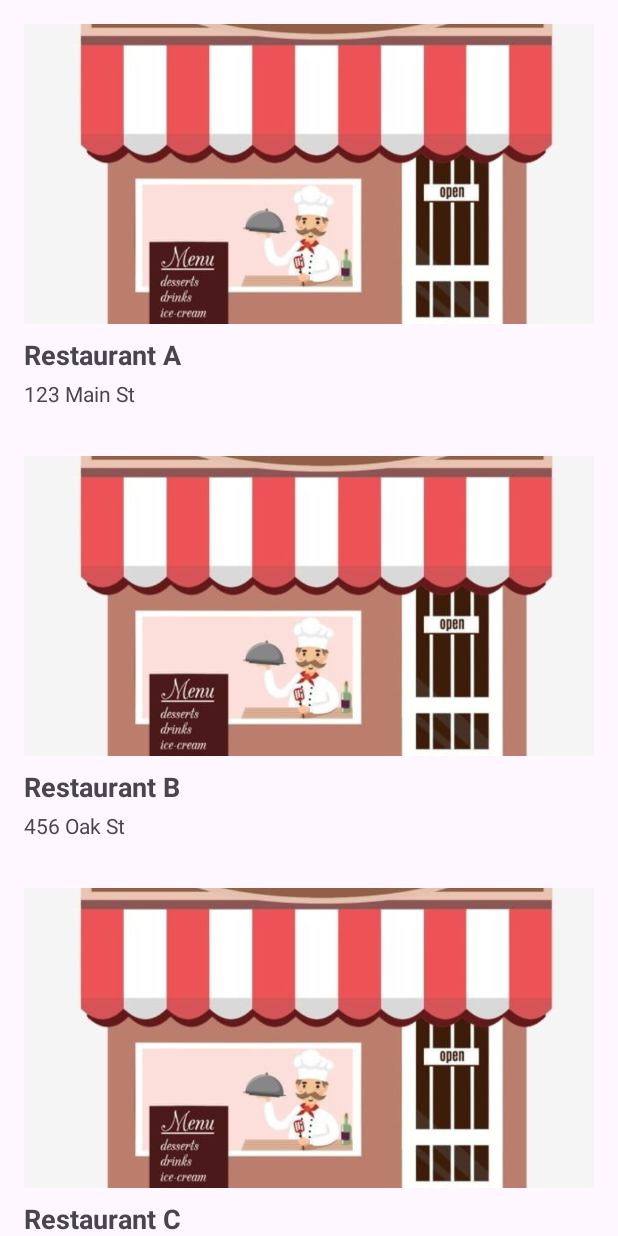
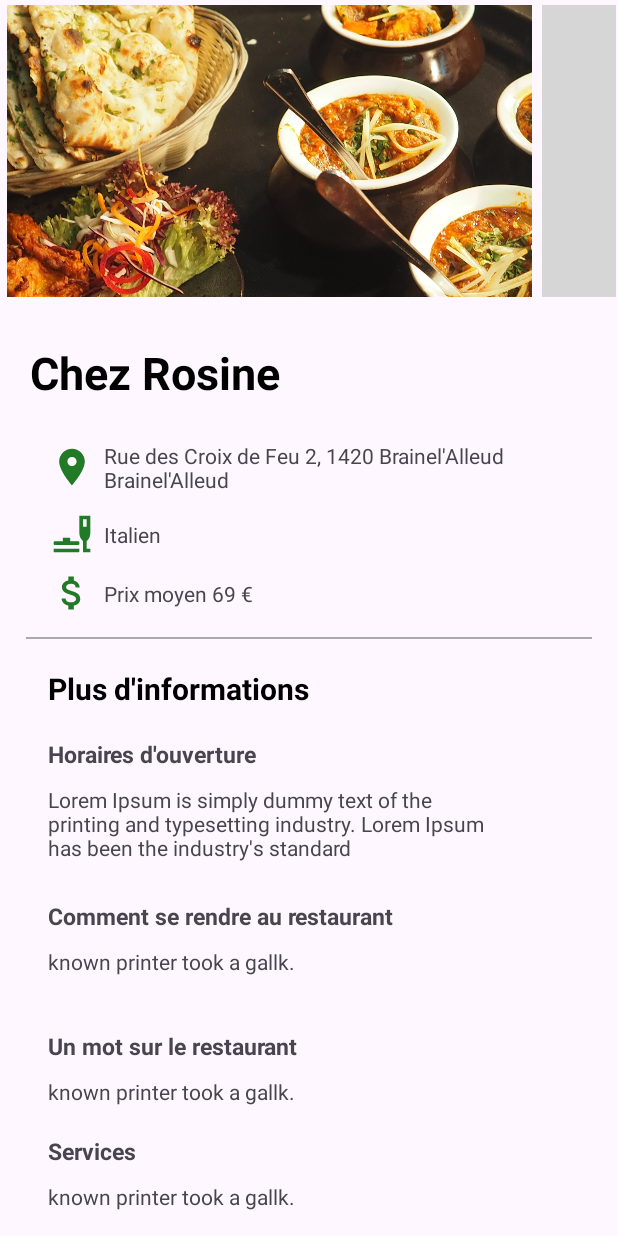
Before and after one commit to noura1133/projet-reservation-BELGAID-BENALI, an Android app: the screen it shows after launch (MainActivity before the commit, Details after it), on a phone screen of 412 x 824 dp. Run offline under Robolectric (Android 15) with nearby library versions, the phone set to English and light mode, and no system bars; grey boxes are pictures that could not be loaded.

Commit message:
ajout page details

```diff
--- a/app/src/main/AndroidManifest.xml
+++ b/app/src/main/AndroidManifest.xml
@@ -13,6 +13,9 @@
         android:theme="@style/Theme.ProjetReservation"
         tools:targetApi="31">
         <activity
+            android:name=".Details"
+            android:exported="false" />
+        <activity
             android:name=".MainActivity"
             android:exported="true">
             <intent-filter>
--- /dev/null
+++ b/app/src/main/java/reservation/ut3/projetreservation/Details.java
@@ -0,0 +1,37 @@
+package reservation.ut3.projetreservation;
+
+import androidx.appcompat.app.AppCompatActivity;
+import androidx.recyclerview.widget.LinearLayoutManager;
+import androidx.recyclerview.widget.RecyclerView;
+
+import android.os.Bundle;
+import android.widget.ImageView;
+import android.widget.TextView;
+
+public class Details extends AppCompatActivity {
+
+    private ImageView image_resto;
+    private TextView nom_resto ;
+    private RecyclerView photoRecyclerView;
+
+    @Override
+    protected void onCreate(Bundle savedInstanceState) {
+        super.onCreate(savedInstanceState);
+        setContentView(R.layout.activity_details);
+
+        //image_resto = findViewById(R.id.image_resto);
+        //nom_resto = findViewById(R.id.nom_resto);
+
+        photoRecyclerView = findViewById(R.id.photoRecyclerView);
+
+        // Configurez le LinearLayoutManager horizontal
+        LinearLayoutManager layoutManager = new LinearLayoutManager(this, LinearLayoutManager.HORIZONTAL, false);
+        photoRecyclerView.setLayoutManager(layoutManager);
+
+        // Créez et configurez votre adaptateur pour la liste de photos (à implémenter)
+        PhotoAdapter photoAdapter = new PhotoAdapter(this);
+        photoRecyclerView.setAdapter(photoAdapter);
+
+
+    }
+}
--- a/app/src/main/java/reservation/ut3/projetreservation/MainActivity.java
+++ b/app/src/main/java/reservation/ut3/projetreservation/MainActivity.java
@@ -4,6 +4,7 @@ import androidx.appcompat.app.AppCompatActivity;
 import androidx.recyclerview.widget.LinearLayoutManager;
 import androidx.recyclerview.widget.RecyclerView;
 
+import android.content.Intent;
 import android.os.Bundle;
 
 import java.util.ArrayList;
@@ -17,15 +18,19 @@ public class MainActivity extends AppCompatActivity {
         super.onCreate(savedInstanceState);
         setContentView(R.layout.activity_main);
 
-        RecyclerView recyclerView = findViewById(R.id.recyclerView);
+        Intent intent = new Intent(this, Details.class);
+        startActivity(intent);
+
+
+        /*RecyclerView recyclerView = findViewById(R.id.recyclerView);
         recyclerView.setLayoutManager(new LinearLayoutManager(this));
 
         List<RestaurantModel> restaurantList = generateRestaurantList(); // Méthode pour générer des données de test
         RestaurantAdapter restaurantAdapter = new RestaurantAdapter(restaurantList);
-        recyclerView.setAdapter(restaurantAdapter);
+        recyclerView.setAdapter(restaurantAdapter);*/
     }
 
-    private List<RestaurantModel> generateRestaurantList() {
+    /*private List<RestaurantModel> generateRestaurantList() {
         List<RestaurantModel> restaurantList = new ArrayList<>();
         // Ajoute des exemples de restaurants à la liste
         restaurantList.add(new RestaurantModel("Restaurant A", "123 Main St", R.drawable.restaurant_default_image));
@@ -35,5 +40,5 @@ public class MainActivity extends AppCompatActivity {
 
         // Ajoute d'autres restaurants selon tes besoins
         return restaurantList;
-    }
+    }*/
 }
--- /dev/null
+++ b/app/src/main/java/reservation/ut3/projetreservation/PhotoAdapter.java
@@ -0,0 +1,46 @@
+package reservation.ut3.projetreservation;
+
+import android.content.Context;
+import android.view.LayoutInflater;
+import android.view.View;
+import android.view.ViewGroup;
+import android.widget.ImageView;
+
+import androidx.annotation.NonNull;
+import androidx.recyclerview.widget.RecyclerView;
+
+public class PhotoAdapter extends RecyclerView.Adapter<PhotoAdapter.PhotoViewHolder> {
+
+    private Context context;
+    private int[] photos = { R.drawable.img1, R.drawable.img2, R.drawable.img3, R.drawable.img4  };
+
+    public PhotoAdapter(Context context) {
+        this.context = context;
+    }
+
+    @NonNull
+    @Override
+    public PhotoViewHolder onCreateViewHolder(@NonNull ViewGroup parent, int viewType) {
+        View view = LayoutInflater.from(parent.getContext()).inflate(R.layout.item_photo, parent, false);
+        return new PhotoViewHolder(view);
+    }
+
+    @Override
+    public void onBindViewHolder(@NonNull PhotoViewHolder holder, int position) {
+        holder.photoImageView.setImageResource(photos[position]);
+    }
+
+    @Override
+    public int getItemCount() {
+        return photos.length;
+    }
+
+    public static class PhotoViewHolder extends RecyclerView.ViewHolder {
+        ImageView photoImageView;
+
+        public PhotoViewHolder(@NonNull View itemView) {
+            super(itemView);
+            photoImageView = itemView.findViewById(R.id.photoImageView);
+        }
+    }
+}
--- /dev/null
+++ b/app/src/main/res/drawable/location_resto.xml
@@ -0,0 +1,5 @@
+<vector android:height="24dp" android:tint="#217A25"
+    android:viewportHeight="24" android:viewportWidth="24"
+    android:width="24dp" xmlns:android="http://schemas.android.com/apk/res/android">
+    <path android:fillColor="@android:color/white" android:pathData="M12,2C8.13,2 5,5.13 5,9c0,5.25 7,13 7,13s7,-7.75 7,-13c0,-3.87 -3.13,-7 -7,-7zM12,11.5c-1.38,0 -2.5,-1.12 -2.5,-2.5s1.12,-2.5 2.5,-2.5 2.5,1.12 2.5,2.5 -1.12,2.5 -2.5,2.5z"/>
+</vector>
--- /dev/null
+++ b/app/src/main/res/drawable/prix_resto.xml
@@ -0,0 +1,5 @@
+<vector android:height="24dp" android:tint="#217A25"
+    android:viewportHeight="24" android:viewportWidth="24"
+    android:width="24dp" xmlns:android="http://schemas.android.com/apk/res/android">
+    <path android:fillColor="@android:color/white" android:pathData="M11.8,10.9c-2.27,-0.59 -3,-1.2 -3,-2.15 0,-1.09 1.01,-1.85 2.7,-1.85 1.78,0 2.44,0.85 2.5,2.1h2.21c-0.07,-1.72 -1.12,-3.3 -3.21,-3.81V3h-3v2.16c-1.94,0.42 -3.5,1.68 -3.5,3.61 0,2.31 1.91,3.46 4.7,4.13 2.5,0.6 3,1.48 3,2.41 0,0.69 -0.49,1.79 -2.7,1.79 -2.06,0 -2.87,-0.92 -2.98,-2.1h-2.2c0.12,2.19 1.76,3.42 3.68,3.83V21h3v-2.15c1.95,-0.37 3.5,-1.5 3.5,-3.55 0,-2.84 -2.43,-3.81 -4.7,-4.4z"/>
+</vector>
--- /dev/null
+++ b/app/src/main/res/drawable/type_resto.xml
@@ -0,0 +1,6 @@
+<vector android:height="24dp" android:tint="#217A25"
+    android:viewportHeight="24" android:viewportWidth="24"
+    android:width="24dp" xmlns:android="http://schemas.android.com/apk/res/android">
+    <path android:fillColor="@android:color/white"
+        android:fillType="evenOdd" android:pathData="M18,8h2V4h-2V8zM15.51,22H2.49C2.22,22 2,21.78 2,21.5V20h14v1.5C16,21.78 15.78,22 15.51,22zM18,15.89l-0.4,-0.42c-1.02,-1.08 -1.6,-2.52 -1.6,-4V2h6v9.51c0,1.46 -0.54,2.87 -1.53,3.94L20,15.97V20h2v2h-4V15.89zM7,16v-2h4v2h4.5c0.28,0 0.5,0.22 0.5,0.5v1c0,0.28 -0.22,0.5 -0.5,0.5h-13C2.22,18 2,17.78 2,17.5v-1C2,16.22 2.22,16 2.5,16H7z"/>
+</vector>
--- /dev/null
+++ b/app/src/main/res/layout/activity_details.xml
@@ -0,0 +1,316 @@
+<?xml version="1.0" encoding="utf-8"?>
+
+
+
+<ScrollView xmlns:android="http://schemas.android.com/apk/res/android"
+    xmlns:app="http://schemas.android.com/apk/res-auto"
+    xmlns:tools="http://schemas.android.com/tools"
+    android:layout_width="match_parent"
+    android:layout_height="match_parent"
+    android:fillViewport="true"
+    tools:context=".Details">
+
+    <androidx.constraintlayout.widget.ConstraintLayout
+        android:layout_width="match_parent"
+        android:layout_height="match_parent"
+        tools:context=".Details">
+
+        <View
+            android:id="@+id/separator"
+            android:layout_width="match_parent"
+            android:layout_height="1dp"
+            android:layout_marginStart="17dp"
+            android:layout_marginTop="19dp"
+            android:layout_marginEnd="17dp"
+            android:background="@android:color/darker_gray"
+            app:layout_constraintEnd_toEndOf="parent"
+            app:layout_constraintStart_toStartOf="parent"
+            app:layout_constraintTop_toBottomOf="@id/prix_resto" />
+
+        <androidx.recyclerview.widget.RecyclerView
+            android:id="@+id/photoRecyclerView"
+            android:layout_width="409dp"
+            android:layout_height="198dp"
+            app:layout_constraintEnd_toEndOf="parent"
+            app:layout_constraintStart_toStartOf="parent"
+            app:layout_constraintTop_toTopOf="parent"
+            android:orientation="horizontal"/>
+        <TextView
+            android:id="@+id/nom_resto"
+            android:layout_width="wrap_content"
+            android:layout_height="wrap_content"
+            android:layout_marginStart="20dp"
+            android:layout_marginTop="30dp"
+            android:text="Chez Rosine"
+            android:textColor="#000000"
+            android:textSize="30sp"
+            android:textStyle="bold"
+            app:layout_constraintStart_toStartOf="parent"
+            app:layout_constraintTop_toBottomOf="@+id/photoRecyclerView" />
+        <TextView
+            android:id="@+id/add_resto"
+            android:layout_width="268dp"
+            android:layout_height="47dp"
+            android:layout_marginStart="5dp"
+            android:gravity="center_vertical"
+            android:text="Rue des Croix de Feu 2, 1420 Brainel'Alleud Brainel'Alleud"
+            app:layout_constraintBottom_toBottomOf="@+id/add_resto_icone"
+            app:layout_constraintStart_toEndOf="@+id/add_resto_icone"
+            app:layout_constraintTop_toTopOf="@+id/add_resto_icone" />
+
+        <ImageView
+            android:id="@+id/add_resto_icone"
+            android:layout_width="32dp"
+            android:layout_height="29dp"
+            android:layout_marginStart="12dp"
+            android:layout_marginTop="28dp"
+            app:layout_constraintStart_toStartOf="@+id/nom_resto"
+            app:layout_constraintTop_toBottomOf="@+id/nom_resto"
+            app:srcCompat="@drawable/location_resto" />
+
+        <ImageView
+            android:id="@+id/type_resto_icone"
+            android:layout_width="32dp"
+            android:layout_height="29dp"
+            android:layout_marginTop="15dp"
+            app:layout_constraintStart_toStartOf="@+id/add_resto_icone"
+            app:layout_constraintTop_toBottomOf="@+id/add_resto_icone"
+            app:srcCompat="@drawable/type_resto" />
+
+        <TextView
+            android:id="@+id/type_resto"
+            android:layout_width="wrap_content"
+            android:layout_height="wrap_content"
+            android:layout_marginStart="5dp"
+            android:gravity="center_vertical"
+            android:text="Italien"
+            app:layout_constraintBottom_toBottomOf="@+id/type_resto_icone"
+            app:layout_constraintStart_toEndOf="@+id/type_resto_icone"
+            app:layout_constraintTop_toTopOf="@+id/type_resto_icone" />
+
+        <ImageView
+            android:id="@+id/prix_resto_icone"
+            android:layout_width="32dp"
+            android:layout_height="29dp"
+            android:layout_marginTop="10dp"
+            app:layout_constraintStart_toStartOf="@+id/type_resto_icone"
+            app:layout_constraintTop_toBottomOf="@+id/type_resto_icone"
+            app:srcCompat="@drawable/prix_resto" />
+
+        <TextView
+            android:id="@+id/prix_resto"
+            android:layout_width="wrap_content"
+            android:layout_height="wrap_content"
+            android:layout_marginStart="5dp"
+            android:gravity="center_vertical"
+            android:text="Prix moyen 69 €"
+            app:layout_constraintBottom_toBottomOf="@+id/prix_resto_icone"
+            app:layout_constraintStart_toEndOf="@+id/prix_resto_icone"
+            app:layout_constraintTop_toTopOf="@+id/prix_resto_icone" />
+
+        <View
+            android:id="@+id/separator"
+            android:layout_width="match_parent"
+            android:layout_height="1dp"
+            android:layout_marginStart="17dp"
+            android:layout_marginTop="19dp"
+            android:layout_marginEnd="17dp"
+            android:background="@android:color/darker_gray"
+            app:layout_constraintEnd_toEndOf="parent"
+            app:layout_constraintStart_toStartOf="parent"
+            app:layout_constraintTop_toBottomOf="@id/prix_resto" />
+
+        <TextView
+            android:id="@+id/plus_informatins_titre"
+            android:layout_width="wrap_content"
+            android:layout_height="wrap_content"
+            android:layout_marginTop="19dp"
+            android:text="Plus d'informations"
+            android:textColor="#000000"
+            android:textSize="20sp"
+            android:textStyle="bold"
+            app:layout_constraintStart_toStartOf="@+id/prix_resto_icone"
+            app:layout_constraintTop_toBottomOf="@+id/separator" />
+
+        <TextView
+            android:id="@+id/horaire_ouverture__titre"
+            android:layout_width="wrap_content"
+            android:layout_height="wrap_content"
+            android:layout_marginTop="19dp"
+            android:text="Horaires d'ouverture"
+            android:textSize="15sp"
+            android:textStyle="bold"
+            app:layout_constraintStart_toStartOf="@+id/plus_informatins_titre"
+            app:layout_constraintTop_toBottomOf="@+id/plus_informatins_titre" />
+
+        <TextView
+            android:id="@+id/se_rendre_au_resto_titre"
+            android:layout_width="wrap_content"
+            android:layout_height="wrap_content"
+            android:layout_marginTop="19dp"
+            android:text="Comment se rendre au restaurant"
+            android:textSize="15sp"
+            android:textStyle="bold"
+            app:layout_constraintStart_toStartOf="@+id/horaire_ouverture"
+            app:layout_constraintTop_toBottomOf="@+id/horaire_ouverture" />
+
+        <TextView
+            android:id="@+id/transport_titre"
+            android:layout_width="wrap_content"
+            android:layout_height="wrap_content"
+            android:layout_marginTop="19dp"
+            android:text="Transports publics"
+            android:textSize="15sp"
+            android:textStyle="bold"
+            app:layout_constraintStart_toStartOf="@+id/caracteristiques"
+            app:layout_constraintTop_toBottomOf="@+id/caracteristiques" />
+
+        <TextView
+            android:id="@+id/mot_restaurant_titre"
+            android:layout_width="wrap_content"
+            android:layout_height="wrap_content"
+            android:layout_marginTop="19dp"
+            android:text="Un mot sur le restaurant"
+            android:textSize="15sp"
+            android:textStyle="bold"
+            app:layout_constraintStart_toStartOf="@+id/se_rendre_au_resto"
+            app:layout_constraintTop_toBottomOf="@+id/se_rendre_au_resto" />
+
+        <TextView
+            android:id="@+id/caracteristique_titre"
+            android:layout_width="wrap_content"
+            android:layout_height="wrap_content"
+            android:layout_marginTop="19dp"
+            android:text="Caractéristiques"
+            android:textSize="15sp"
+            android:textStyle="bold"
+            app:layout_constraintStart_toStartOf="@+id/services"
+            app:layout_constraintTop_toBottomOf="@+id/services" />
+
+        <TextView
+            android:id="@+id/services_titre"
+            android:layout_width="wrap_content"
+            android:layout_height="wrap_content"
+            android:layout_marginTop="19dp"
+            android:text="Services"
+            android:textSize="15sp"
+            android:textStyle="bold"
+            app:layout_constraintStart_toStartOf="@+id/mot_restaurant"
+            app:layout_constraintTop_toBottomOf="@+id/mot_restaurant" />
+
+        <TextView
+            android:id="@+id/horaire_ouverture"
+            android:layout_width="0dp"
+            android:layout_height="57dp"
+            android:layout_marginTop="10dp"
+            android:text="Lorem Ipsum is simply dummy text of the printing and typesetting industry. Lorem Ipsum has been the industry's standard "
+            app:layout_constraintEnd_toEndOf="@+id/add_resto"
+            app:layout_constraintStart_toStartOf="@+id/horaire_ouverture__titre"
+            app:layout_constraintTop_toBottomOf="@+id/horaire_ouverture__titre" />
+
+        <TextView
+            android:id="@+id/se_rendre_au_resto"
+            android:layout_width="0dp"
+            android:layout_height="36dp"
+            android:layout_marginTop="10dp"
+            android:text="known printer took a gallk."
+            app:layout_constraintEnd_toEndOf="@+id/horaire_ouverture"
+            app:layout_constraintHorizontal_bias="0.0"
+            app:layout_constraintStart_toStartOf="@+id/se_rendre_au_resto_titre"
+            app:layout_constraintTop_toBottomOf="@+id/se_rendre_au_resto_titre" />
+
+        <TextView
+            android:id="@+id/mot_restaurant"
+            android:layout_width="0dp"
+            android:layout_height="wrap_content"
+            android:layout_marginTop="10dp"
+            android:text="known printer took a gallk."
+            app:layout_constraintEnd_toEndOf="@+id/se_rendre_au_resto"
+            app:layout_constraintStart_toStartOf="@+id/mot_restaurant_titre"
+            app:layout_constraintTop_toBottomOf="@+id/mot_restaurant_titre" />
+
+        <TextView
+            android:id="@+id/services"
+            android:layout_width="0dp"
+            android:layout_height="wrap_content"
+            android:layout_marginTop="10dp"
+            android:text="known printer took a gallk."
+            app:layout_constraintEnd_toEndOf="@+id/mot_restaurant"
+            app:layout_constraintStart_toStartOf="@+id/services_titre"
+            app:layout_constraintTop_toBottomOf="@+id/services_titre" />
+
+        <TextView
+            android:id="@+id/caracteristiques"
+            android:layout_width="0dp"
+            android:layout_height="wrap_content"
+            android:layout_marginTop="10dp"
+            android:text="known printer took a gallk."
+            app:layout_constraintEnd_toEndOf="@+id/services"
+            app:layout_constraintStart_toStartOf="@+id/caracteristique_titre"
+            app:layout_constraintTop_toBottomOf="@+id/caracteristique_titre" />
+
+        <TextView
+            android:id="@+id/transports"
+            android:layout_width="0dp"
+            android:layout_height="wrap_content"
+            android:layout_marginTop="10dp"
+            android:text="known printer took a gallk."
+            app:layout_constraintEnd_toEndOf="@+id/caracteristiques"
+            app:layout_constraintStart_toStartOf="@+id/transport_titre"
+            app:layout_constraintTop_toBottomOf="@+id/transport_titre" />
+
+        <View
+            android:id="@+id/separator2"
+            android:layout_width="match_parent"
+            android:layout_height="1dp"
+            android:layout_marginStart="17dp"
+            android:layout_marginTop="19dp"
+            android:layout_marginEnd="17dp"
+            android:background="@android:color/darker_gray"
+            app:layout_constraintEnd_toEndOf="parent"
+            app:layout_constraintStart_toStartOf="parent"
+            app:layout_constraintTop_toBottomOf="@id/transports"/>
+
+        <TextView
+            android:id="@+id/avis_titre"
+            android:layout_width="wrap_content"
+            android:layout_height="wrap_content"
+            android:layout_marginTop="19dp"
+            android:text="Avis de notre clientèle"
+            android:textColor="#000000"
+            android:textSize="20sp"
+            android:textStyle="bold"
+            app:layout_constraintStart_toStartOf="@+id/transports"
+            app:layout_constraintTop_toBottomOf="@+id/separator2" />
+
+        <TextView
+            android:id="@+id/avis_1"
+            android:layout_width="wrap_content"
+            android:layout_height="wrap_content"
+            android:layout_marginTop="19dp"
+            android:text="TextView"
+            app:layout_constraintStart_toStartOf="@+id/transports"
+            app:layout_constraintTop_toBottomOf="@+id/avis_titre" />
+
+        <Button
+            android:id="@+id/btn_reserver"
+            android:layout_width="0dp"
+            android:layout_height="60dp"
+            android:layout_margin="16dp"
+            android:layout_marginStart="17dp"
+            android:layout_marginTop="19dp"
+            android:layout_marginEnd="17dp"
+            android:layout_marginBottom="19dp"
+            android:backgroundTint="#217A25"
+            android:text="RESERVER UNE TABLE"
+            android:textColor="@android:color/white"
+            android:visibility="visible"
+            app:cornerRadius="8dp"
+            app:layout_constraintBottom_toBottomOf="parent"
+            app:layout_constraintEnd_toEndOf="parent"
+            app:layout_constraintStart_toStartOf="parent"
+            app:layout_constraintTop_toBottomOf="@+id/avis_1" />
+
+
+    </androidx.constraintlayout.widget.ConstraintLayout>
+</ScrollView>
--- /dev/null
+++ b/app/src/main/res/layout/item_photo.xml
@@ -0,0 +1,8 @@
+<?xml version="1.0" encoding="utf-8"?>
+<ImageView
+    xmlns:android="http://schemas.android.com/apk/res/android"
+    android:id="@+id/photoImageView"
+    android:layout_width="350dp"
+    android:layout_height="300dp"
+    android:scaleType="centerCrop"
+    android:layout_margin="3dp"/>
```
Also changed, not shown: app/src/main/res/drawable/img1.jpg (added), app/src/main/res/drawable/img3.jpeg (added), app/src/main/res/drawable/img4.jpg (added), 1 other file.
